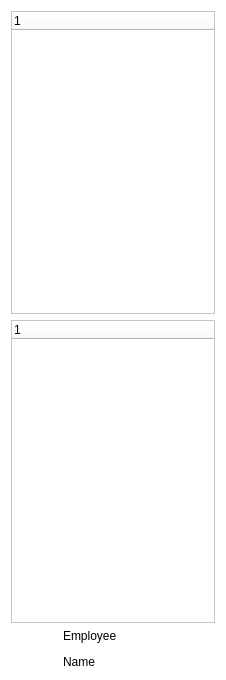
The window that resources/client/uiforms/desktopMenuBar.ui (jenhobbs/xtdesktop) describes before a commit, drawn with Qt 5.
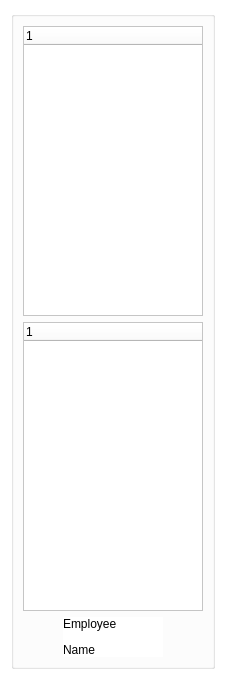
The same window after the commit. Custom widgets are drawn as their Qt base class.

Commit message: Made some of the requested changes

Patch:
```diff
--- a/resources/client/uiforms/desktopMenuBar.ui
+++ b/resources/client/uiforms/desktopMenuBar.ui
@@ -25,6 +25,9 @@
   </property>
   <layout class="QVBoxLayout" name="verticalLayout">
    <item>
+    <widget class="QGroupBox" name="box">
+    <layout class="QVBoxLayout" name="verticalLayout2">
+    <item>
     <widget class="XTreeWidget" name="_shortcutMenu">
      <property name="maximumSize">
       <size>
@@ -75,6 +78,9 @@
       </widget>
      </item>
     </layout>
+   </item>
+   </layout>
+   </widget>
    </item>
   </layout>
  </widget>
```
The commit also changes 1 other file.
